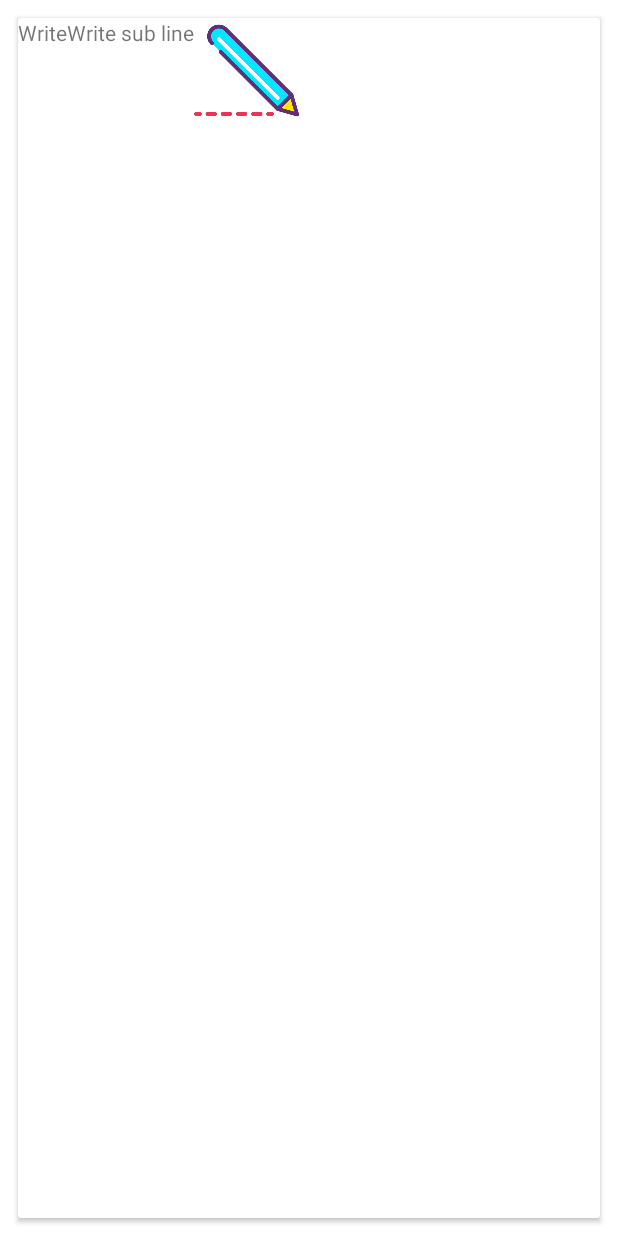
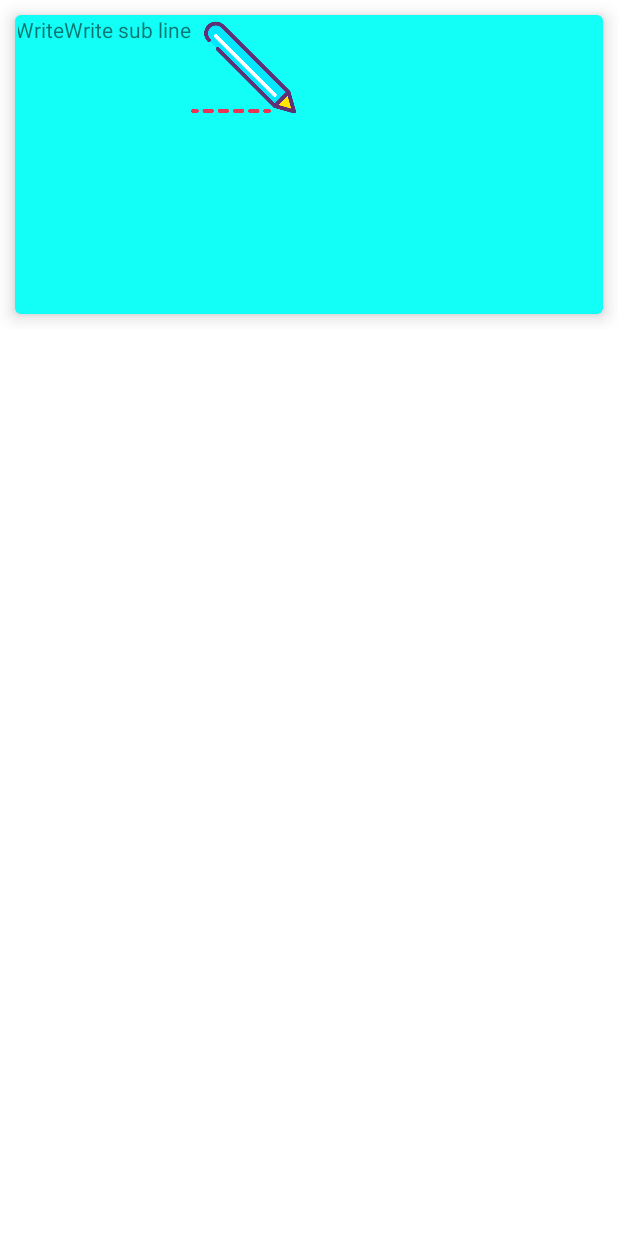
Before and after one commit to Bhavana-Jami/To_the_future_new, an Android app: the layout cards_of_option.xml on its own in the app's theme, with its tools: preview values and no code run, on a phone screen of 412 x 824 dp. Run offline under Robolectric (Android 15) with nearby library versions, the phone set to English and light mode, and no system bars.

```diff
--- a/app/src/main/res/layout/cards_of_option.xml
+++ b/app/src/main/res/layout/cards_of_option.xml
@@ -1,30 +1,43 @@
 <?xml version="1.0" encoding="utf-8"?>
-<androidx.cardview.widget.CardView xmlns:android="http://schemas.android.com/apk/res/android"
+<LinearLayout xmlns:android="http://schemas.android.com/apk/res/android"
+    android:layout_height="wrap_content"
     android:layout_width="match_parent"
-    android:layout_height="match_parent"
-    android:elevation="10dp"
-    android:layout_margin="12dp"
-    android:layout_gravity="center">
+    xmlns:app="http://schemas.android.com/apk/res-auto"
+    android:orientation="vertical">
+
+    <com.google.android.material.card.MaterialCardView
+        android:layout_width="match_parent"
+        android:layout_height="199dp"
+        android:layout_margin="10dp"
+        app:cardBackgroundColor="@color/colorSecondary"
+        app:cardElevation="7dp"
+        app:strokeColor="@color/colorSecondary"
+        app:strokeWidth="2dp">
+
         <LinearLayout
             android:id="@+id/linear_layout"
             android:layout_width="wrap_content"
             android:layout_height="wrap_content"
             android:orientation="horizontal">
+
             <TextView
                 android:id="@+id/main_line"
                 android:layout_width="match_parent"
                 android:layout_height="wrap_content"
-            android:text="Write"/>
+                android:text="Write" />
+
             <TextView
                 android:id="@+id/sub_line"
                 android:layout_width="match_parent"
                 android:layout_height="wrap_content"
-            android:text="Write sub line"/>
+                android:text="Write sub line" />
+
             <ImageView
                 android:id="@+id/img"
                 android:layout_width="70dp"
                 android:layout_height="70dp"
-            android:src="@drawable/card_pencil"/>
+                android:src="@drawable/card_pencil" />
         </LinearLayout>
 
-</androidx.cardview.widget.CardView>
+    </com.google.android.material.card.MaterialCardView>
+</LinearLayout>
--- a/app/src/main/res/values/colors.xml
+++ b/app/src/main/res/values/colors.xml
@@ -8,4 +8,5 @@
     <color name="colorSecondaryVariant">#74ffff</color>
     <color name="textColorPrimary">#000000</color>
     <color name="textColorSecondary">#000000</color>
+
 </resources>
--- a/app/src/main/res/values/styles.xml
+++ b/app/src/main/res/values/styles.xml
@@ -1,5 +1,9 @@
 <resources>
     <!-- Base application theme. -->
+    <style name="CollapsingToolbarLayoutExpandedTextStyle" parent="AppTheme">
+        <item name="android:textColor">@android:color/transparent</item>
+        <item name="android:textSize">0sp</item>
+    </style>
     <style name="My_style" parent="AppTheme">
 
     </style>
--- a/build.gradle
+++ b/build.gradle
@@ -6,7 +6,7 @@ buildscript {
         mavenCentral()
     }
     dependencies {
-        classpath "com.android.tools.build:gradle:4.0.1"
+        classpath 'com.android.tools.build:gradle:4.0.2'
         classpath 'com.google.gms:google-services:4.3.3'
 
         // NOTE: Do not place your application dependencies here; they belong
```
Also changed, not shown: app/src/main/java/com/example/write_a_letter_to_future/dashboard.java (+20 -1 lines), app/src/main/res/layout/activity_dashboard.xml (+23 -7 lines). Lines whose indentation alone changed are shown as unchanged.
